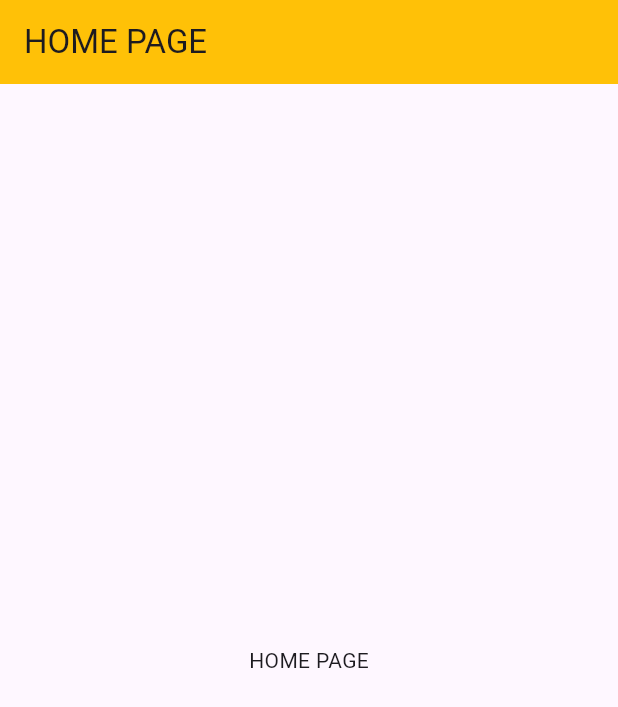
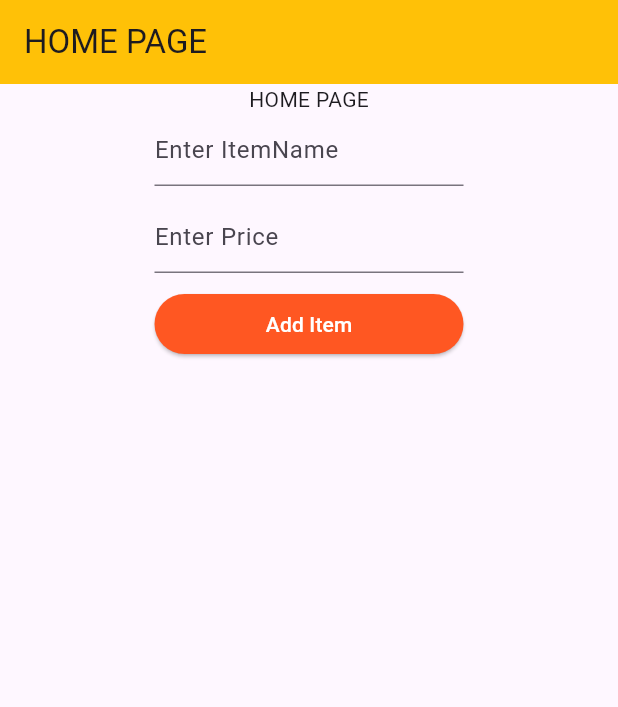
Before and after one commit to AbdurRahmanasim/firebase-authentication-d2d-utech-classs, a Flutter app: the HomeScreen screen opened directly, on a phone screen of 412 x 824 dp. Shown: the top 707 px of the screen. Run offline on Flutter 3.47's test engine with Material 3 defaults, Android fonts, the phone set to English and light mode, and no system bars; our stand-ins replace cloud_firestore, firebase_auth, firebase_core; accounts and stored records are empty.

```diff
--- a/lib/home.dart
+++ b/lib/home.dart
@@ -1,3 +1,4 @@
+import 'package:cloud_firestore/cloud_firestore.dart';
 import 'package:flutter/foundation.dart';
 import 'package:flutter/material.dart';
 
@@ -9,15 +10,77 @@ class HomeScreen extends StatefulWidget {
 }
 
 class _HomeScreenState extends State<HomeScreen> {
+  TextEditingController _itemController = TextEditingController();
+  TextEditingController _priceController = TextEditingController();
+
+  addItem() {
+    CollectionReference items = FirebaseFirestore.instance.collection('items');
+
+    items
+        .add({
+          'itemName': _itemController.text.trim(),
+          'price': int.parse(_priceController.text.trim()),
+        })
+        .then((value) => print("Item Added"))
+        .catchError((error) => print("Failed to add Item: $error"));
+  }
+
   @override
   Widget build(BuildContext context) {
+    double width = MediaQuery.of(context).size.width;
+    double height = MediaQuery.of(context).size.height;
     return Scaffold(
       appBar: AppBar(
         title: Text("HOME PAGE"),
         backgroundColor: Colors.amber,
       ),
-      body: Center(
-        child: Text("HOME PAGE"),
+      body: SingleChildScrollView(
+        child: Column(
+          children: [
+            const Center(
+              child: Text("HOME PAGE"),
+            ),
+            Row(
+              mainAxisAlignment: MainAxisAlignment.center,
+              children: [
+                SizedBox(
+                  width: width / 2,
+                  child: TextField(
+                    controller: _itemController,
+                    decoration: InputDecoration(hintText: "Enter ItemName"),
+                  ),
+                ),
+              ],
+            ),
+            const SizedBox(height: 10),
+            Row(
+              mainAxisAlignment: MainAxisAlignment.center,
+              children: [
+                SizedBox(
+                  width: width / 2,
+                  child: TextField(
+                    controller: _priceController,
+                    decoration: InputDecoration(hintText: "Enter Price"),
+                  ),
+                ),
+              ],
+            ),
+            SizedBox(height: 10),
+            SizedBox(
+                width: width / 2,
+                child: ElevatedButton(
+                    style: ElevatedButton.styleFrom(
+                        backgroundColor: Colors.deepOrange),
+                    onPressed: () {
+                      addItem();
+                    },
+                    child: Text(
+                      "Add Item",
+                      style: TextStyle(color: Colors.white),
+                    ))),
+            SizedBox(height: 10),
+          ],
+        ),
       ),
     );
   }
--- a/pubspec.yaml
+++ b/pubspec.yaml
@@ -37,6 +37,7 @@ dependencies:
   cupertino_icons: ^1.0.8
   firebase_core: ^3.10.1
   firebase_auth: ^5.4.1
+  cloud_firestore: ^5.6.2
 
 dev_dependencies:
   flutter_test:
```
Also changed, not shown: pubspec.lock, 3 other files.
